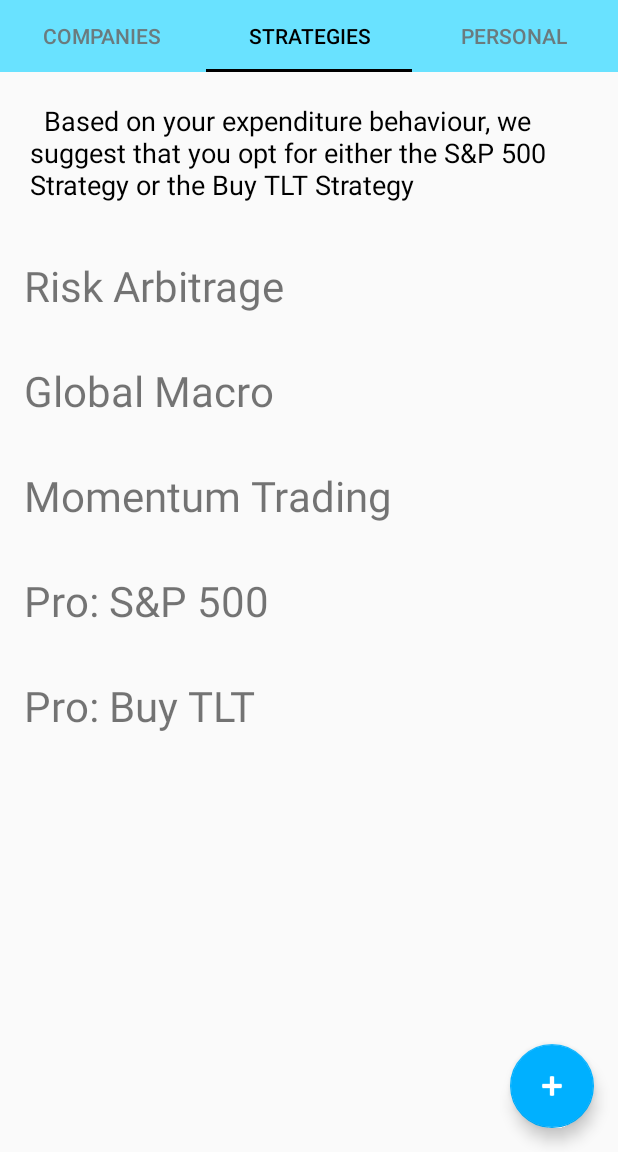
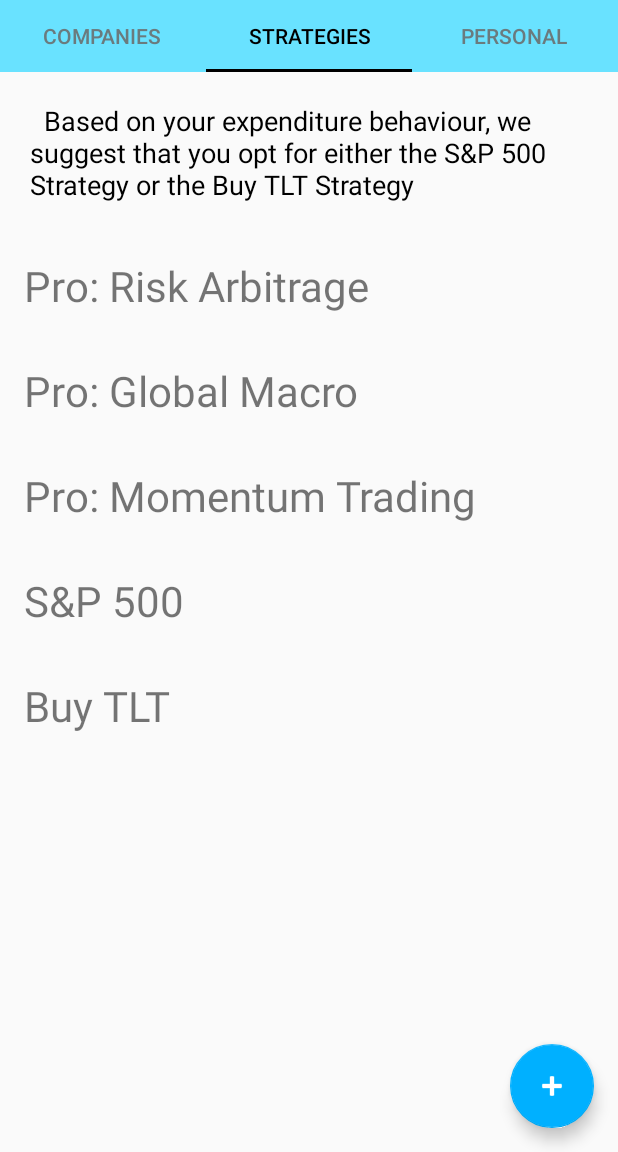
Before and after one commit to matthewwen/StrategicInvestor, an Android app: the screen it shows after launch (Home), tab 2 chosen, on a phone screen of 412 x 824 dp, the part 84-1236 px from its top. Run offline under Robolectric (Android 15) with nearby library versions, the phone set to English and light mode, and no system bars.

Commit message:
fix issues

```diff
--- a/app/src/main/java/com/strategicinvestor/strategicinvestor/fragment/StrategiesFragment.java
+++ b/app/src/main/java/com/strategicinvestor/strategicinvestor/fragment/StrategiesFragment.java
@@ -41,11 +41,11 @@ public class StrategiesFragment extends Fragment implements StrategiesAdapter.Ch
         View view =  inflater.inflate(R.layout.fragment_strategies, container, false);
 
         ArrayList<String> allStrategies = new ArrayList<>();
-        allStrategies.add("Risk Arbitrage");
-        allStrategies.add("Global Macro");
-        allStrategies.add("Momentum Trading");
-        allStrategies.add("Pro: S&P 500");
-        allStrategies.add("Pro: Buy TLT");
+        allStrategies.add("Pro: Risk Arbitrage");
+        allStrategies.add("Pro: Global Macro");
+        allStrategies.add("Pro: Momentum Trading");
+        allStrategies.add("S&P 500");
+        allStrategies.add("Buy TLT");
 
         StrategiesAdapter adapter = new StrategiesAdapter(allStrategies, this);
 
--- a/app/src/main/java/com/strategicinvestor/strategicinvestor/intrinio/PriceIntrinio.java
+++ b/app/src/main/java/com/strategicinvestor/strategicinvestor/intrinio/PriceIntrinio.java
@@ -26,7 +26,7 @@ public class PriceIntrinio {
     private static final String AUTHENTICATION = "api_key";
     private static final String IDENTIFIER = "identifier";
     private static final String FREQUENCY = "frequency";
-    private static final String KEY = "OmRlNzE3N2M4NjExY2M5Zjg2MmI5YmI5MjljYTY4Mzc2";
+    private static final String KEY = "OmIzY2ExZjFhMjJkYWRkODJhZjUyMzdhYjcxYmI1MWZl"; //"OmRlNzE3N2M4NjExY2M5Zjg2MmI5YmI5MjljYTY4Mzc2";
     private static final String START_DATE = "start_date";
 
     private static final String TAG = PriceIntrinio.class.getSimpleName();
```
